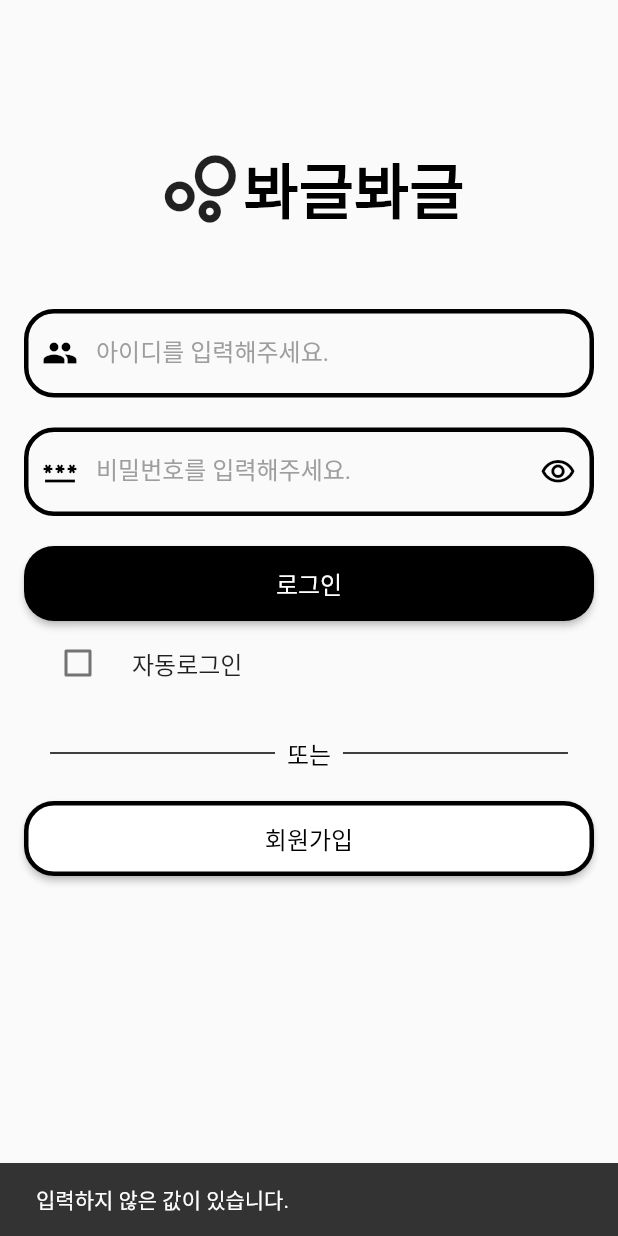
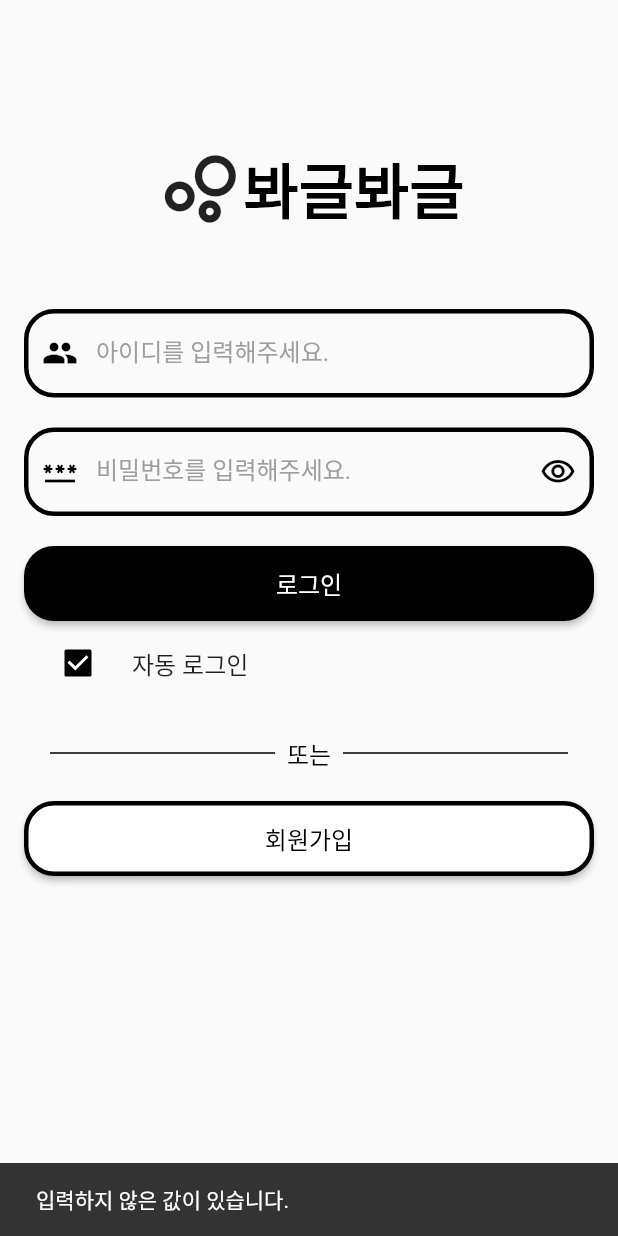
Before and after one commit to readubble/client, a Flutter app: the screen it shows after launch, item 3 of the bottom bar chosen, after a tap on "로그인", on a phone screen of 412 x 824 dp. Run offline on Flutter 3.47's test engine with Material 2 defaults, Android fonts, the phone set to English and light mode, and no system bars; our stand-ins replace flutter_secure_storage, image_picker, modal_progress_hud, smooth_page_indicator; missing offline and left inert: circular_usage_indicator, iphone_has_notch.

Commit message:
Feat: 자동로그인 api

```diff
--- a/lib/Screens/login_screen.dart
+++ b/lib/Screens/login_screen.dart
@@ -25,7 +25,7 @@ class _LoginFormState extends State<LoginForm> {
   bool showSpinner = false;
   final _formkey = GlobalKey<FormState>(); // Form 위젯을 쓸 땐 global key 를 넣어야 함
   bool isPwVisible = false;
-  bool _autoLogin = false; // 자동로그인 여부 저장 변수
+  bool _autoLogin = true; // 자동로그인 여부 저장 변수
   TextEditingController idController = TextEditingController();
   TextEditingController pwController = TextEditingController();
 
@@ -171,7 +171,9 @@ class _LoginFormState extends State<LoginForm> {
                           ),
                         );
                       } else {
-                        ApiService.login(idController.text, pwController.text);
+                        ApiService.login(
+                            idController.text, pwController.text, _autoLogin);
+
                         idController.clear();
                         pwController.clear();
                         Navigator.pop(context);
@@ -184,7 +186,7 @@ class _LoginFormState extends State<LoginForm> {
                   ), // 로그인 버튼
                   CheckboxListTile(
                     controlAffinity: ListTileControlAffinity.leading,
-                    title: const Text('자동로그인'),
+                    title: const Text('자동 로그인'),
                     value: _autoLogin,
                     activeColor: Colors.black,
                     onChanged: (bool? value) {
--- a/lib/Screens/settings.dart
+++ b/lib/Screens/settings.dart
@@ -53,6 +53,7 @@ class Settings extends StatelessWidget {
                         duration: Duration(seconds: 3),
                       ),
                     );
+                    Navigator.pushNamed(context, '/'); // 로그아웃하면 메인 화면으로 이동
                   } else {
                     ScaffoldMessenger.of(context).showSnackBar(
                       const SnackBar(
```
Also changed, not shown: lib/Services/api_services.dart (+31 -5 lines).
